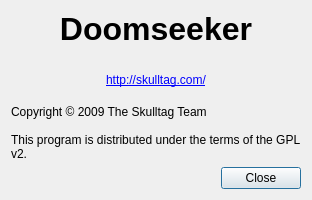
Old version of the form src/gui/aboutDlg.ui in the repository Destroyerrrocket/doomseeker-unofficial.
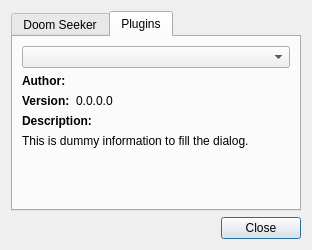
New version of the form. The open tabs and pages were chosen to show the change.

Commit message: - Added a static class (Main) to hold some global data such as the config and the PluginLoader. - Added plugin information to the about dialog.

Patch:
```diff
--- a/src/gui/aboutDlg.ui
+++ b/src/gui/aboutDlg.ui
@@ -1,12 +1,12 @@
 <ui version="4.0" >
  <class>aboutDlg</class>
- <widget class="QDialog" name="aboutDlg" >
-  <property name="geometry" >
+ <widget class="QDialog" name="aboutDlg">
+  <property name="geometry">
    <rect>
     <x>0</x>
     <y>0</y>
     <width>312</width>
-    <height>200</height>
+    <height>250</height>
    </rect>
   </property>
   <property name="sizePolicy" >
@@ -15,16 +15,16 @@
     <verstretch>0</verstretch>
    </sizepolicy>
   </property>
-  <property name="minimumSize" >
+  <property name="minimumSize">
    <size>
     <width>312</width>
-    <height>200</height>
+    <height>250</height>
    </size>
   </property>
-  <property name="maximumSize" >
+  <property name="maximumSize">
    <size>
     <width>312</width>
-    <height>200</height>
+    <height>250</height>
    </size>
   </property>
   <property name="windowTitle" >
@@ -32,9 +32,19 @@
   </property>
   <layout class="QVBoxLayout" name="verticalLayout" >
    <item>
-    <widget class="QLabel" name="label" >
-     <property name="sizePolicy" >
-      <sizepolicy vsizetype="Fixed" hsizetype="Preferred" >
+    <widget class="QTabWidget" name="tabWidget">
+     <property name="currentIndex">
+      <number>0</number>
+     </property>
+     <widget class="QWidget" name="tab">
+      <attribute name="title">
+       <string>Doom Seeker</string>
+      </attribute>
+      <layout class="QVBoxLayout" name="verticalLayout_2">
+       <item>
+        <widget class="QLabel" name="label">
+         <property name="sizePolicy">
+          <sizepolicy hsizetype="Preferred" vsizetype="Fixed">
        <horstretch>0</horstretch>
        <verstretch>0</verstretch>
       </sizepolicy>
@@ -55,9 +65,9 @@
     </widget>
    </item>
    <item>
-    <widget class="QLabel" name="versionNumber" >
-     <property name="sizePolicy" >
-      <sizepolicy vsizetype="Fixed" hsizetype="Preferred" >
+        <widget class="QLabel" name="versionNumber">
+         <property name="sizePolicy">
+          <sizepolicy hsizetype="Preferred" vsizetype="Fixed">
        <horstretch>0</horstretch>
        <verstretch>0</verstretch>
       </sizepolicy>
@@ -71,18 +81,18 @@
     </widget>
    </item>
    <item>
-    <widget class="QLabel" name="label_3" >
-     <property name="text" >
-      <string>&lt;a href="http://skulltag.com/">http://skulltag.com/&lt;/a></string>
-     </property>
-     <property name="alignment" >
+        <widget class="QLabel" name="label_3">
+         <property name="text">
+          <string>&lt;a href=&quot;http://skulltag.com/&quot;&gt;http://skulltag.com/&lt;/a&gt;</string>
+         </property>
+         <property name="alignment">
       <set>Qt::AlignHCenter|Qt::AlignTop</set>
      </property>
     </widget>
    </item>
    <item>
-    <widget class="QLabel" name="label_2" >
-     <property name="text" >
+        <widget class="QLabel" name="label_2">
+         <property name="text">
       <string>Copyright © 2009 The Skulltag Team
 
 This program is distributed under the terms of the GPL v2.</string>
@@ -95,9 +105,76 @@
      </property>
     </widget>
    </item>
+      </layout>
+     </widget>
+     <widget class="QWidget" name="tab_2">
+      <attribute name="title">
+       <string>Plugins</string>
+      </attribute>
+      <layout class="QVBoxLayout" name="verticalLayout_3">
    <item>
-    <widget class="QDialogButtonBox" name="buttonBox" >
-     <property name="standardButtons" >
+        <widget class="QComboBox" name="pluginBox"/>
+       </item>
+       <item>
+        <layout class="QFormLayout" name="formLayout">
+         <property name="rowWrapPolicy">
+          <enum>QFormLayout::WrapLongRows</enum>
+         </property>
+         <item row="0" column="0">
+          <widget class="QLabel" name="label_4">
+           <property name="text">
+            <string>&lt;b&gt;Author:&lt;/b</string>
+           </property>
+          </widget>
+         </item>
+         <item row="1" column="0">
+          <widget class="QLabel" name="label_5">
+           <property name="text">
+            <string>&lt;!DOCTYPE HTML PUBLIC &quot;-//W3C//DTD HTML 4.0//EN&quot; &quot;http://www.w3.org/TR/REC-html40/strict.dtd&quot;&gt;
+&lt;html&gt;&lt;head&gt;&lt;meta name=&quot;qrichtext&quot; content=&quot;1&quot; /&gt;&lt;style type=&quot;text/css&quot;&gt;
+p, li { white-space: pre-wrap; }
+&lt;/style&gt;&lt;/head&gt;&lt;body style=&quot; font-family:'DejaVu Sans'; font-size:9pt; font-weight:400; font-style:normal;&quot;&gt;
+&lt;p style=&quot; margin-top:0px; margin-bottom:0px; margin-left:0px; margin-right:0px; -qt-block-indent:0; text-indent:0px;&quot;&gt;&lt;span style=&quot; font-weight:600;&quot;&gt;Version:&lt;/span&gt;&lt;/p&gt;&lt;/body&gt;&lt;/html&gt;</string>
+           </property>
+          </widget>
+         </item>
+         <item row="0" column="1">
+          <widget class="QLabel" name="pluginAuthor">
+           <property name="text">
+            <string>&lt;Plugin Author&gt;</string>
+           </property>
+          </widget>
+         </item>
+         <item row="1" column="1">
+          <widget class="QLabel" name="pluginVersion">
+           <property name="text">
+            <string>0.0.0.0</string>
+           </property>
+          </widget>
+         </item>
+         <item row="2" column="0">
+          <widget class="QLabel" name="label_6">
+           <property name="text">
+            <string>&lt;b&gt;Description:&lt;/b&gt;</string>
+           </property>
+          </widget>
+         </item>
+         <item row="2" column="1">
+          <widget class="QLabel" name="pluginDescription">
+           <property name="text">
+            <string>This is dummy information to fill the dialog.</string>
+           </property>
+          </widget>
+         </item>
+        </layout>
+       </item>
+      </layout>
+     </widget>
+    </widget>
+   </item>
+   <item>
+    <widget class="QDialogButtonBox" name="buttonBox">
+     <property name="standardButtons">
       <set>QDialogButtonBox::Close</set>
      </property>
      <property name="centerButtons" >
```
Left out of the diff: 31 changed lines with no effect on the pictures. Lines whose indentation alone changed are shown as unchanged. The commit also changes 8 other files.
